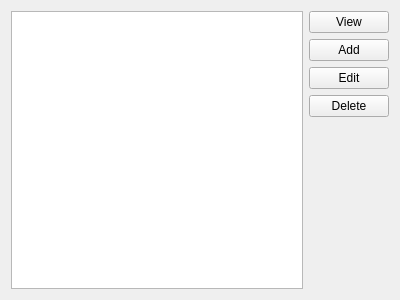
RichardGladman/CarDealer, file vehiclesframe.ui: the form before one commit.
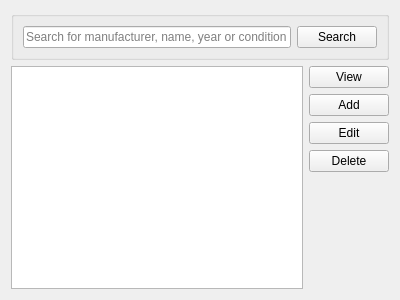
The form after the commit.

Commit message: Added search vehicles

Diff of the .ui file:
```diff
--- a/vehiclesframe.ui
+++ b/vehiclesframe.ui
@@ -14,6 +14,29 @@
    <string>Frame</string>
   </property>
   <layout class="QVBoxLayout" name="verticalLayout_2">
+   <item>
+    <widget class="QGroupBox" name="groupBox">
+     <property name="title">
+      <string/>
+     </property>
+     <layout class="QHBoxLayout" name="horizontalLayout_4">
+      <item>
+       <widget class="QLineEdit" name="lineEditSearchFor">
+        <property name="placeholderText">
+         <string>Search for manufacturer, name, year or condition</string>
+        </property>
+       </widget>
+      </item>
+      <item>
+       <widget class="QPushButton" name="pushButtonSearch">
+        <property name="text">
+         <string>Search</string>
+        </property>
+       </widget>
+      </item>
+     </layout>
+    </widget>
+   </item>
    <item>
     <layout class="QHBoxLayout" name="horizontalLayout">
      <item>
@@ -24,6 +47,12 @@
        <property name="selectionBehavior">
         <enum>QAbstractItemView::SelectRows</enum>
        </property>
+       <attribute name="horizontalHeaderVisible">
+        <bool>true</bool>
+       </attribute>
+       <attribute name="verticalHeaderVisible">
+        <bool>false</bool>
+       </attribute>
       </widget>
      </item>
      <item>
```
The commit also changes 2 other files.
